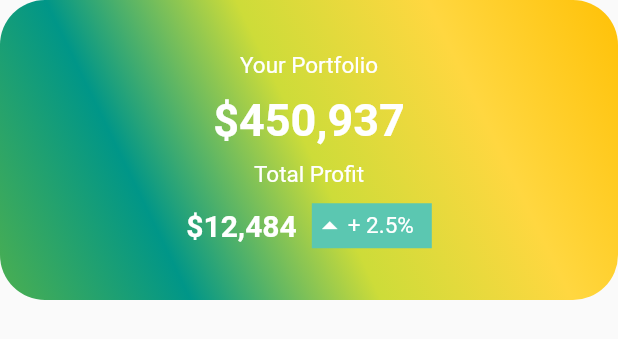
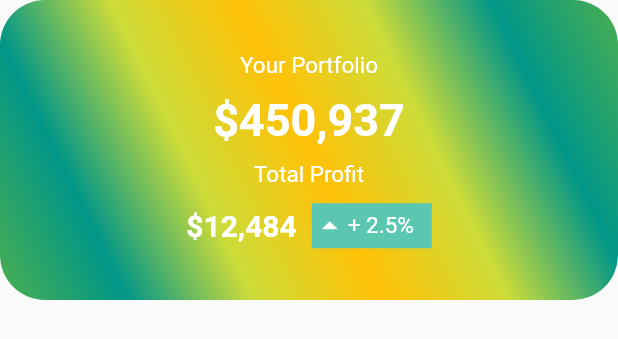
Before and after one commit to ldbnr4/cachemoney, a Flutter app: the PortfolioSummary widget shown alone on an empty page, opened directly, on a phone screen of 412 x 824 dp. Shown: the top 339 px of the screen. Run offline on Flutter 3.47's test engine with Material 2 defaults, Android fonts, the phone set to English and light mode, and no system bars; our stand-ins replace font_awesome_flutter; missing offline and left inert: bezier_chart; network calls fail; statements that could not run were skipped.

```diff
--- a/lib/home/portfolio_summary.dart
+++ b/lib/home/portfolio_summary.dart
@@ -25,8 +25,10 @@ class _PortfolioSummaryState extends State<PortfolioSummary> {
               Colors.green,
               Colors.teal,
               Colors.lime,
-              Colors.amberAccent,
               Colors.amber,
+              Colors.lime,
+              Colors.teal,
+              Colors.green,
             ],
           ),
           borderRadius: BorderRadius.circular(30)),
```
